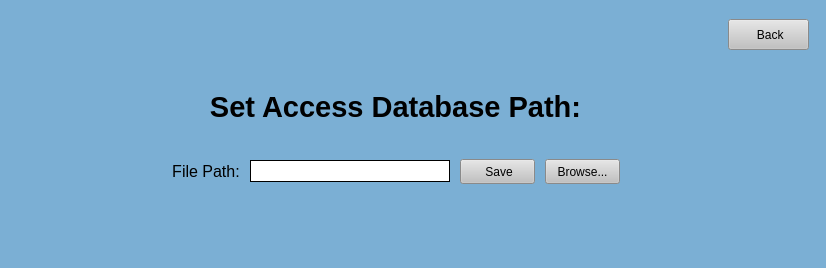
Qt form UI Screens/COMBdb_Set_File_Path_Form.ui (Kasmanian/COMBDb-oldgen) before a commit.
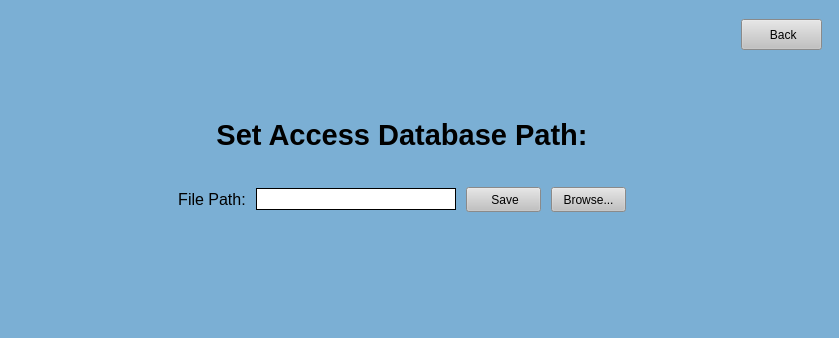
The same form after that commit.

Diff of the .ui file:
```diff
--- a/UI Screens/COMBdb_Set_File_Path_Form.ui
+++ b/UI Screens/COMBdb_Set_File_Path_Form.ui
@@ -6,8 +6,8 @@
    <rect>
     <x>0</x>
     <y>0</y>
-    <width>826</width>
-    <height>268</height>
+    <width>839</width>
+    <height>338</height>
    </rect>
   </property>
   <property name="sizePolicy">
@@ -98,13 +98,19 @@
      </widget>
     </item>
     <item row="3" column="1">
-     <layout class="QVBoxLayout" name="verticalLayout" stretch="0,0,0">
+     <layout class="QVBoxLayout" name="verticalLayout" stretch="0,0,0,0">
       <property name="spacing">
        <number>0</number>
       </property>
+      <property name="leftMargin">
+       <number>0</number>
+      </property>
       <property name="topMargin">
        <number>0</number>
       </property>
+      <property name="rightMargin">
+       <number>0</number>
+      </property>
       <property name="bottomMargin">
        <number>0</number>
       </property>
@@ -322,6 +328,13 @@
         </item>
        </layout>
       </item>
+      <item alignment="Qt::AlignHCenter">
+       <widget class="QLabel" name="currDB">
+        <property name="text">
+         <string/>
+        </property>
+       </widget>
+      </item>
      </layout>
     </item>
     <item row="3" column="0">
@@ -395,7 +408,7 @@
     <rect>
      <x>0</x>
      <y>0</y>
-     <width>826</width>
+     <width>839</width>
      <height>21</height>
     </rect>
    </property>
```
